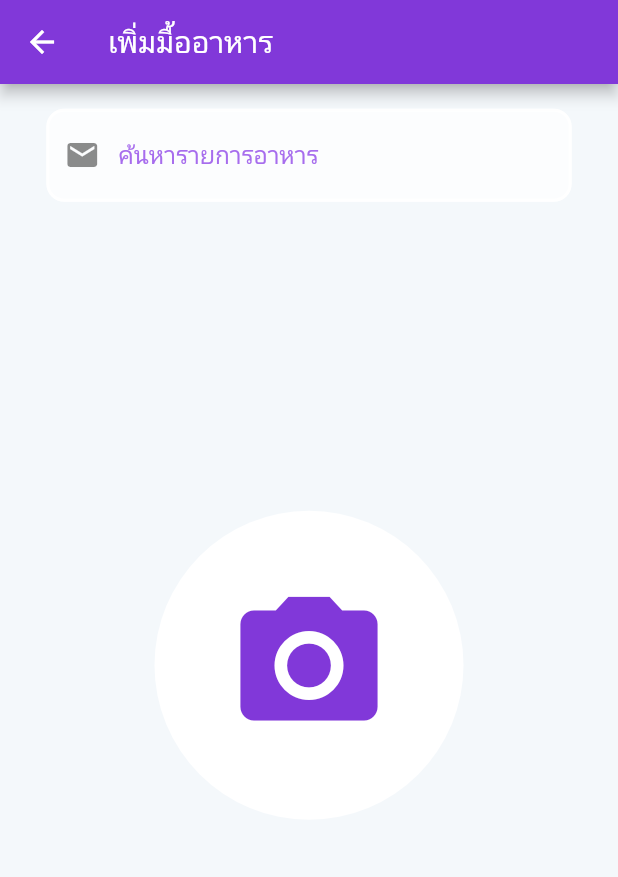
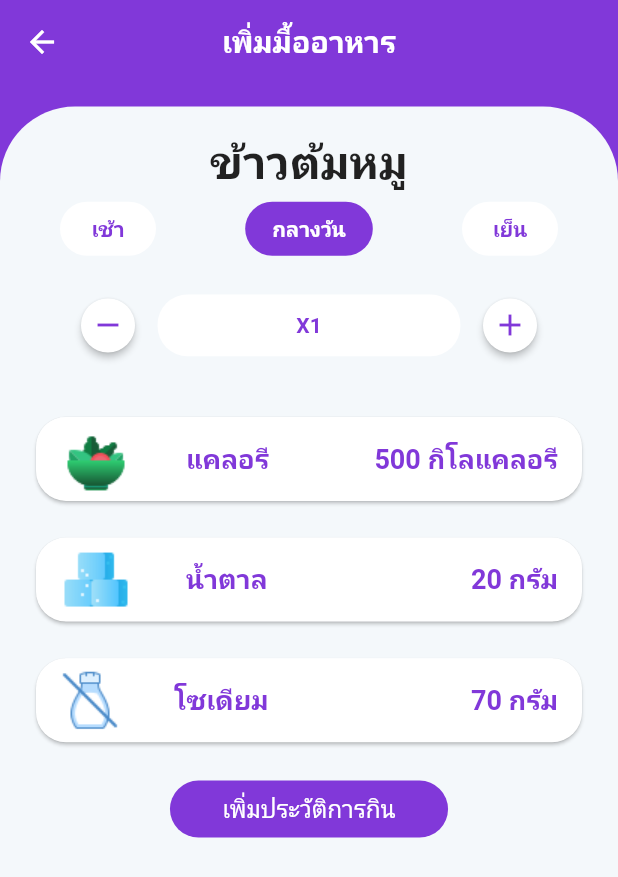
Before and after one commit to cickpoo0121/elder_eate, a Flutter app: the AddMeal screen opened directly, on a phone screen of 412 x 824 dp. Shown: the top 877 px of the screen. Run offline on Flutter 3.47's test engine with Material 2 defaults, Android fonts, the phone set to English and light mode, and no system bars; our stand-ins replace flutter_svg, getwidget; Roboto replaces fonts that are missing (IBMPlexSansThai).

Commit message:
เพื่มมื้ออาหาร

```diff
--- a/lib/constant.dart
+++ b/lib/constant.dart
@@ -20,8 +20,13 @@ const pRegisTxtColor = Color(0xFFA76DED);
 // Button color
 const pButtonColor = Color(0xFF8138D9);
 const pButtonTxtColor = Color(0xFFFFFFFF);
+const sButtonColor = Color(0xFFFFFFFF);
+const sButtonTxtColor = Color(0xFF8138D9);
 
 // Nutrient color
 const pCaloriesColor = Color(0xFF23D955);
 const pSugarColor = Color(0xFF8138D9);
 const pSodiumColor = Color(0xFFD99F4E);
+
+// padding
+const pPadding = EdgeInsets.symmetric(horizontal: 20);
--- /dev/null
+++ b/lib/screens/food/addMeal.dart
@@ -0,0 +1,173 @@
+import 'package:elder_eate/constant.dart';
+import 'package:elder_eate/screens/food/nutrition.dart';
+import 'package:flutter/material.dart';
+
+class AddMeal extends StatefulWidget {
+  const AddMeal({Key? key}) : super(key: key);
+
+  @override
+  _AddMealState createState() => _AddMealState();
+}
+
+class _AddMealState extends State<AddMeal> {
+  @override
+  Widget build(BuildContext context) {
+    Size size = MediaQuery.of(context).size;
+    String foodMenu = "ข้าวต้มหมู";
+
+    return Scaffold(
+      backgroundColor: pHeaderTabColor,
+      appBar: AppBar(
+        backgroundColor: pHeaderTabColor,
+        centerTitle: true,
+        title: Text(
+          'เพิ่มมื้ออาหาร',
+          style: TextStyle(fontWeight: FontWeight.bold),
+        ),
+        elevation: 0.0,
+      ),
+      body: SingleChildScrollView(
+        child: Padding(
+          padding: const EdgeInsets.only(top: 15),
+          child: ConstrainedBox(
+            constraints:
+                BoxConstraints(minHeight: size.height, minWidth: size.width),
+            child: Container(
+              decoration: BoxDecoration(
+                color: pBackgroundColor,
+                borderRadius: BorderRadius.only(
+                  topLeft: Radius.circular(50),
+                  topRight: Radius.circular(50),
+                ),
+              ),
+              child: Padding(
+                padding: pPadding,
+                child: Column(
+                  crossAxisAlignment: CrossAxisAlignment.center,
+                  children: [
+                    SizedBox(
+                      height: size.height * 0.02,
+                    ),
+                    Text(
+                      foodMenu,
+                      style:
+                          TextStyle(fontWeight: FontWeight.bold, fontSize: 30),
+                    ),
+                    Padding(
+                      padding: const EdgeInsets.symmetric(horizontal: 20),
+                      child: Row(
+                        children: [
+                          TextButton(
+                            onPressed: () {},
+                            child: Text(
+                              "เช้า",
+                              style: TextStyle(
+                                  color: sButtonTxtColor,
+                                  fontWeight: FontWeight.bold),
+                            ),
+                            style: TextButton.styleFrom(
+                              backgroundColor: sButtonColor,
+                            ),
+                          ),
+                          Spacer(),
+                          TextButton(
+                            onPressed: () {},
+                            child: Padding(
+                              padding:
+                                  const EdgeInsets.symmetric(horizontal: 10),
+                              child: Text("กลางวัน",
+                                  style: TextStyle(
+                                      color: pButtonTxtColor,
+                                      fontWeight: FontWeight.bold)),
+                            ),
+                            style: TextButton.styleFrom(
+                              backgroundColor: pButtonColor,
+                            ),
+                          ),
+                          Spacer(),
+                          TextButton(
+                            onPressed: () {},
+                            child: Text("เย็น",
+                                style: TextStyle(
+                                    color: sButtonTxtColor,
+                                    fontWeight: FontWeight.bold)),
+                            style: TextButton.styleFrom(
+                              backgroundColor: sButtonColor,
+                            ),
+                          ),
+                        ],
+                      ),
+                    ),
+                    SizedBox(
+                      height: size.height * 0.02,
+                    ),
+                    Padding(
+                      padding: const EdgeInsets.symmetric(horizontal: 20),
+                      child: Row(
+                        children: [
+                          ElevatedButton(
+                            onPressed: () {},
+                            child: Icon(
+                              Icons.remove,
+                              color: sButtonTxtColor,
+                            ),
+                            style: TextButton.styleFrom(
+                              backgroundColor: sButtonColor,
+                            ),
+                          ),
+                          Spacer(),
+                          Container(
+                            alignment: Alignment.center,
+                            width: size.width * 0.49,
+                            height: size.height * 0.05,
+                            decoration: BoxDecoration(
+                                color: Colors.white,
+                                borderRadius: BorderRadius.circular(20)),
+                            child: Text(
+                              "X1",
+                              style: TextStyle(
+                                color: pDetailTxtColor,
+                                fontWeight: FontWeight.bold,
+                              ),
+                            ),
+                          ),
+                          Spacer(),
+                          ElevatedButton(
+                            onPressed: () {},
+                            child: Icon(
+                              Icons.add,
+                              color: sButtonTxtColor,
+                            ),
+                            style: TextButton.styleFrom(
+                              backgroundColor: sButtonColor,
+                            ),
+                          )
+                        ],
+                      ),
+                    ),
+                    SizedBox(
+                      height: size.height * 0.02,
+                    ),
+                    Nutrition(calories: 500, sugar: 20, sodium: 70),
+                    SizedBox(
+                      height: size.height * 0.02,
+                    ),
+                    Container(
+                      width: size.width * 0.45,
+                      child: TextButton(
+                        onPressed: () {},
+                        child: Text("เพิ่มประวัติการกิน",
+                            style: TextStyle(fontSize: 16)),
+                      ),
+                    )
+                  ],
+                ),
+              ),
+            ),
+          ),
+        ),
+      ),
+      // Positioned(child: child)
+    );
+  }
+}
--- /dev/null
+++ b/lib/screens/food/nutrition.dart
@@ -0,0 +1,98 @@
+import 'package:elder_eate/constant.dart';
+import 'package:flutter/material.dart';
+import 'package:getwidget/components/progress_bar/gf_progress_bar.dart';
+
+class Nutrition extends StatefulWidget {
+  const Nutrition({
+    Key? key,
+    required this.calories,
+    required this.sugar,
+    required this.sodium,
+  }) : super(key: key);
+
+  final int calories;
+  final int sugar;
+  final int sodium;
+
+  @override
+  _NutritionState createState() => _NutritionState();
+}
+
+class _NutritionState extends State<Nutrition> {
+  int _calories = 0;
+  int _sugar = 0;
+  int _sodium = 0;
+  List<String> _icon = [
+    "assets/images/calories.png",
+    "assets/images/sugar.png",
+    "assets/images/sodium.png"
+  ];
+  List<String> _nutritionName = ["แคลอรี", "น้ำตาล", "โซเดียม"];
+  List<Color> _color = [pCaloriesColor, pSugarColor, pSodiumColor];
+
+  @override
+  void initState() {
+    super.initState();
+    _calories = widget.calories;
+    _sugar = widget.sugar;
+    _sodium = widget.sodium;
+  }
+
+  @override
+  Widget build(BuildContext context) {
+    Size size = MediaQuery.of(context).size;
+    return ListView.builder(
+        shrinkWrap: true,
+        itemCount: _icon.length,
+        itemBuilder: (context, index) {
+          return Column(
+            children: [
+              SizedBox(
+                height: size.height * 0.02,
+              ),
+              Card(
+                shape: RoundedRectangleBorder(
+                    borderRadius: BorderRadius.circular(20)),
+                child: ListTile(
+                  leading: Image.asset(_icon[index]),
+                  title: Padding(
+                    padding: const EdgeInsets.only(left: 20),
+                    child: Text(
+                      _nutritionName[index],
+                      // textAlign: TextAlign.left,
+                      style: TextStyle(
+                          color: pDetailTxtColor,
+                          fontWeight: FontWeight.bold,
+                          fontSize: 18),
+                    ),
+                  ),
+                  trailing: index == 0
+                      ? Text(
+                          "${_calories} กิโลแคลอรี",
+                          style: TextStyle(
+                              color: pDetailTxtColor,
+                              fontWeight: FontWeight.bold,
+                              fontSize: 18),
+                        )
+                      : index == 1
+                          ? Text(
+                              "${_sugar} กรัม",
+                              style: TextStyle(
+                                  color: pDetailTxtColor,
+                                  fontWeight: FontWeight.bold,
+                                  fontSize: 18),
+                            )
+                          : Text(
+                              "${_sodium} กรัม",
+                              style: TextStyle(
+                                  color: pDetailTxtColor,
+                                  fontWeight: FontWeight.bold,
+                                  fontSize: 18),
+                            ),
+                ),
+              ),
+            ],
+          );
+        });
+  }
+}
--- a/lib/screens/home/home.dart
+++ b/lib/screens/home/home.dart
@@ -40,9 +40,9 @@ class _HomeState extends State<Home> {
         ),
         bottomNavigationBar: menu(),
         body: TabBarView(children: [
-          Home_body(),
-          Home_body(),
-          Home_body(),
+          HomeBody(),
+          HomeBody(),
+          HomeBody(),
         ]),
       ),
     );
--- a/lib/screens/init/initpage.dart
+++ b/lib/screens/init/initpage.dart
@@ -47,11 +47,8 @@ class _InitState extends State<Init> {
               ),
               Container(
                 width: size.width * 0.45,
-                decoration: BoxDecoration(),
                 child: TextButton(
-                  onPressed: () {
-                    print("object");
-                  },
+                  onPressed: () {},
                   child: Text(
                     "เริ่มต้นใช้งาน",
                     style: TextStyle(fontSize: 20),
```
Also changed, not shown: lib/component/nutritionPerDay.dart (added, +88 -0 lines), lib/main.dart (+13 -3 lines), lib/screens/food/foodDetail.dart (added, +88 -0 lines), lib/screens/home/body.dart (+105 -95 lines), lib/screens/main/searchFood.dart (renamed from lib/screens/main/addMeal.dart, +4 -4 lines), assets/images/foodOne.jpg (added).
